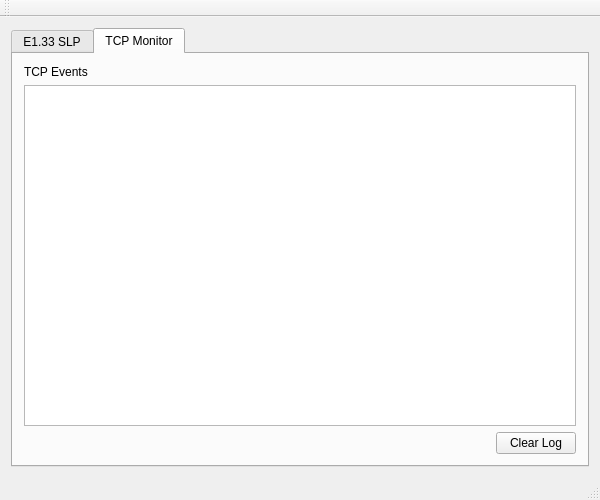
First picture: the form in mainwindow.ui, repository nomis52/e133-ui, before the edit.
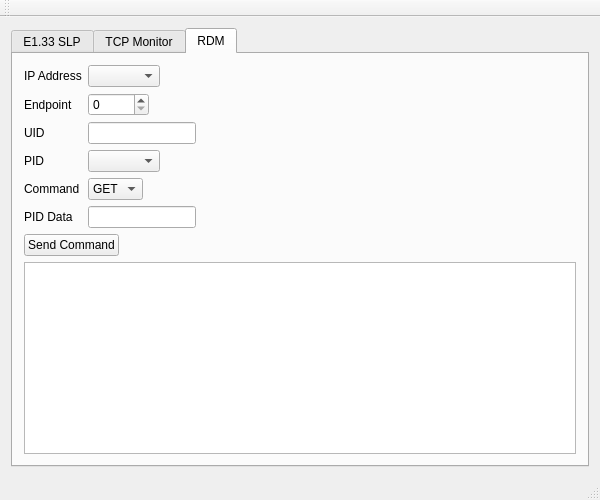
Second picture: the form after the edit. The open tabs and pages were chosen to show the change.

Patch:
```diff
--- a/mainwindow.ui
+++ b/mainwindow.ui
@@ -14,7 +14,7 @@
    <string>E1.33 Controller</string>
   </property>
   <widget class="QWidget" name="centralWidget">
-   <layout class="QVBoxLayout" name="verticalLayout_2">
+   <layout class="QHBoxLayout" name="horizontalLayout_2">
     <item>
      <widget class="QTabWidget" name="tabWidget">
       <property name="currentIndex">
@@ -218,6 +218,11 @@
           <property name="enabled">
            <bool>true</bool>
           </property>
+          <property name="font">
+           <font>
+            <family>Courier New</family>
+           </font>
+          </property>
           <property name="readOnly">
            <bool>true</bool>
           </property>
@@ -250,6 +255,128 @@
         </item>
        </layout>
       </widget>
+      <widget class="QWidget" name="tab">
+       <attribute name="title">
+        <string>RDM</string>
+       </attribute>
+       <layout class="QVBoxLayout" name="verticalLayout_2">
+        <item>
+         <layout class="QFormLayout" name="formLayout">
+          <property name="fieldGrowthPolicy">
+           <enum>QFormLayout::FieldsStayAtSizeHint</enum>
+          </property>
+          <property name="formAlignment">
+           <set>Qt::AlignLeading|Qt::AlignLeft|Qt::AlignTop</set>
+          </property>
+          <item row="0" column="0">
+           <widget class="QLabel" name="label_7">
+            <property name="text">
+             <string>IP Address</string>
+            </property>
+           </widget>
+          </item>
+          <item row="0" column="1">
+           <widget class="QComboBox" name="comboBox"/>
+          </item>
+          <item row="1" column="0">
+           <widget class="QLabel" name="label_8">
+            <property name="text">
+             <string>Endpoint</string>
+            </property>
+           </widget>
+          </item>
+          <item row="1" column="1">
+           <widget class="QSpinBox" name="spinBox">
+            <property name="maximum">
+             <number>65535</number>
+            </property>
+           </widget>
+          </item>
+          <item row="2" column="0">
+           <widget class="QLabel" name="label_10">
+            <property name="text">
+             <string>UID</string>
+            </property>
+           </widget>
+          </item>
+          <item row="2" column="1">
+           <widget class="QLineEdit" name="lineEdit"/>
+          </item>
+          <item row="3" column="0">
+           <widget class="QLabel" name="label_11">
+            <property name="text">
+             <string>PID</string>
+            </property>
+           </widget>
+          </item>
+          <item row="3" column="1">
+           <widget class="QComboBox" name="comboBox_2"/>
+          </item>
+          <item row="5" column="0">
+           <widget class="QLabel" name="label_12">
+            <property name="text">
+             <string>PID Data</string>
+            </property>
+           </widget>
+          </item>
+          <item row="5" column="1">
+           <widget class="QLineEdit" name="lineEdit_2">
+            <property name="sizePolicy">
+             <sizepolicy hsizetype="Expanding" vsizetype="Fixed">
+              <horstretch>0</horstretch>
+              <verstretch>0</verstretch>
+             </sizepolicy>
+            </property>
+           </widget>
+          </item>
+          <item row="4" column="0">
+           <widget class="QLabel" name="label_13">
+            <property name="text">
+             <string>Command</string>
+            </property>
+           </widget>
+          </item>
+          <item row="4" column="1">
+           <widget class="QComboBox" name="comboBox_3">
+            <item>
+             <property name="text">
+              <string>GET</string>
+             </property>
+            </item>
+            <item>
+             <property name="text">
+              <string>SEt</string>
+             </property>
+            </item>
+           </widget>
+          </item>
+         </layout>
+        </item>
+        <item>
+         <widget class="QPushButton" name="pushButton_2">
+          <property name="sizePolicy">
+           <sizepolicy hsizetype="Fixed" vsizetype="Fixed">
+            <horstretch>0</horstretch>
+            <verstretch>0</verstretch>
+           </sizepolicy>
+          </property>
+          <property name="layoutDirection">
+           <enum>Qt::LeftToRight</enum>
+          </property>
+          <property name="text">
+           <string>Send Command</string>
+          </property>
+         </widget>
+        </item>
+        <item>
+         <widget class="QPlainTextEdit" name="plainTextEdit">
+          <property name="readOnly">
+           <bool>true</bool>
+          </property>
+         </widget>
+        </item>
+       </layout>
+      </widget>
      </widget>
     </item>
    </layout>
```
Left out of the diff: 2 changed lines with no effect on the pictures.
